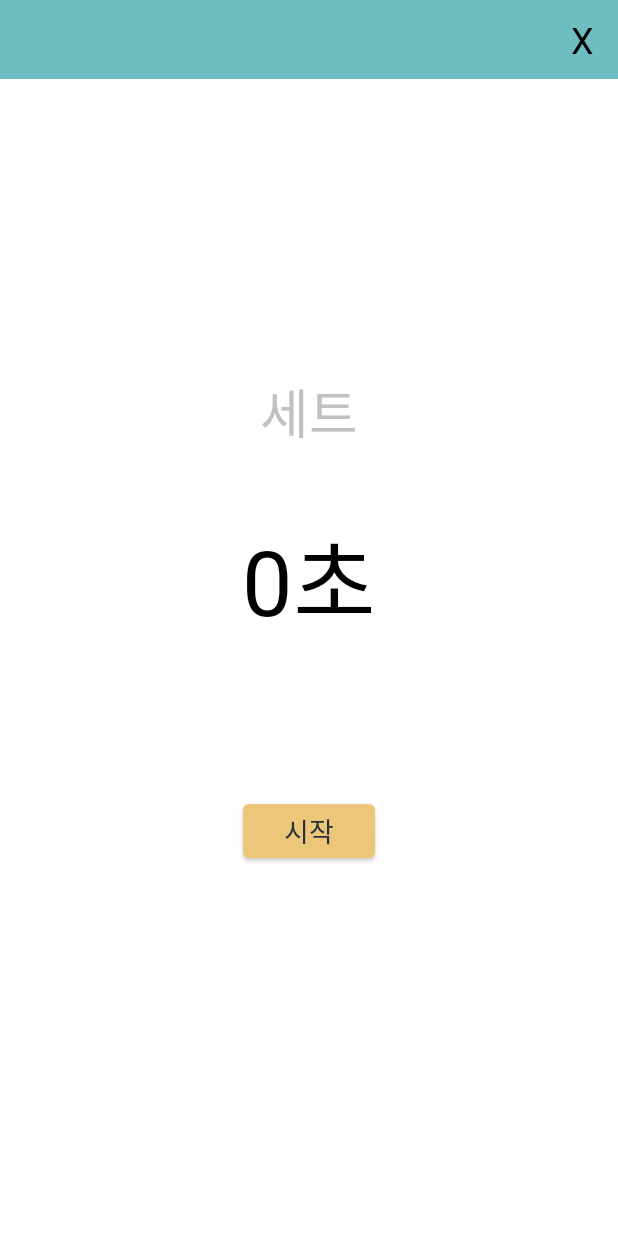
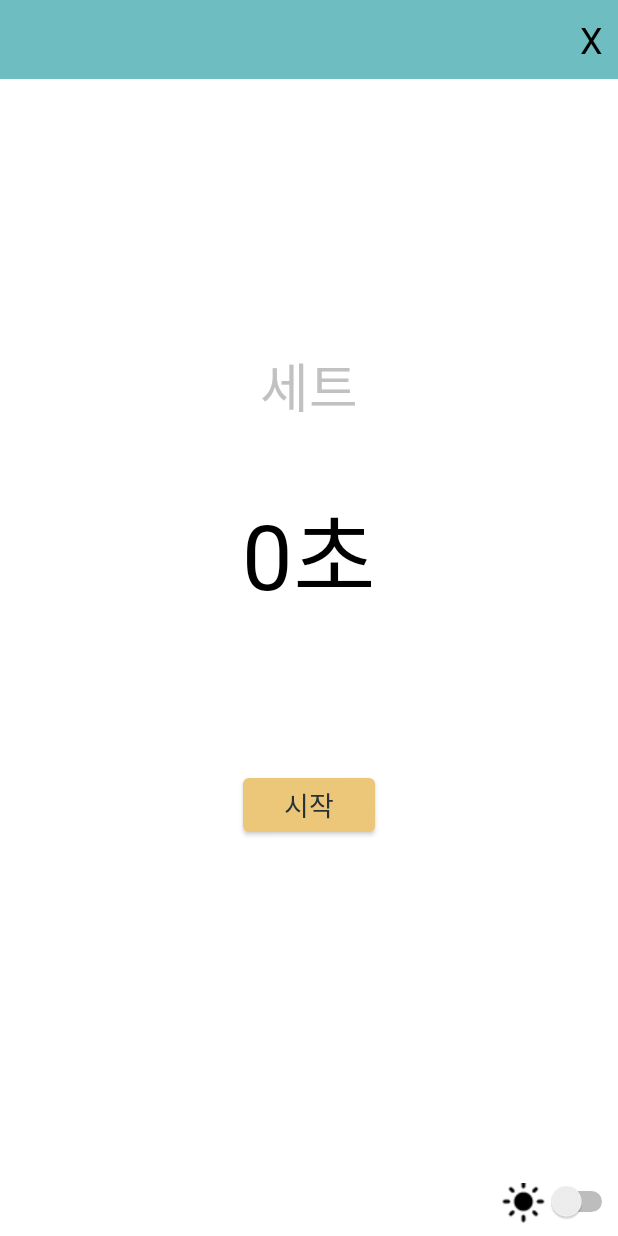
Before and after one commit to ChocoPic/ExTimer, an Android app: the TimerActivity screen opened directly, with no data from a screen before it, on a phone screen of 412 x 824 dp. Run offline under Robolectric (Android 15) with nearby library versions, the phone set to English and light mode, and no system bars; Roboto replaces fonts that are not available here; 2 statements that could not run were skipped.

Commit message:
dark-light mode

```diff
--- a/app/src/main/java/com/tlatla/extimer/TimerActivity.java
+++ b/app/src/main/java/com/tlatla/extimer/TimerActivity.java
@@ -5,11 +5,16 @@ import android.content.SharedPreferences;
 import android.graphics.Color;
 import android.media.AudioManager;
 import android.media.SoundPool;
+import android.os.Build;
 import android.os.Bundle;
 import android.os.CountDownTimer;
 import android.util.Log;
 import android.view.View;
 import android.widget.Button;
+import android.widget.CompoundButton;
+import android.widget.ImageView;
+import android.widget.LinearLayout;
+import android.widget.Switch;
 import android.widget.TextView;
 import android.widget.Toast;
 
@@ -26,6 +31,9 @@ public class TimerActivity extends AppCompatActivity {
     private TextView timeText;
     private Button startBtn;
     private Button listBtn;
+    private Switch DL_switch;
+    private LinearLayout title_layout;
+    private ImageView img;
 
     private SharedPreferences pref;
 
@@ -39,6 +47,8 @@ public class TimerActivity extends AppCompatActivity {
 
     private int time = 0;
     private int SET = 0;
+
+    private LinearLayout ll;
 
     @Override
     public void onCreate(@Nullable Bundle savedInstanceState) {
@@ -55,6 +65,10 @@ public class TimerActivity extends AppCompatActivity {
         timeText = findViewById(R.id.timeText);
         startBtn = findViewById(R.id.startBtn);
         listBtn = findViewById(R.id.listBtn);
+        DL_switch = findViewById(R.id.switch1);
+        ll = findViewById(R.id.backgroud_layout);
+        title_layout = findViewById(R.id.title_layout);
+        img = findViewById(R.id.imageView2);
 
         pref = getSharedPreferences("Pref", MODE_PRIVATE);
         String value = pref.getString("timer", "");
@@ -100,6 +114,31 @@ public class TimerActivity extends AppCompatActivity {
         };
         startBtn.setOnClickListener(btnClick);
         listBtn.setOnClickListener(btnClick);
+
+        DL_switch.setOnCheckedChangeListener(new CompoundButton.OnCheckedChangeListener() {
+            @Override
+            public void onCheckedChanged(CompoundButton buttonView, boolean isChecked) {
+                if (isChecked){
+                    //다크모드
+                    changeBarColor("#366185");
+                    title_layout.setBackgroundColor(Color.parseColor("#366185"));
+                    ll.setBackgroundColor(Color.parseColor("#3A454E"));
+                    timeText.setTextColor(Color.parseColor("#EAEAEA"));
+                    stageText.setTextColor(Color.parseColor("#818181"));
+                    titleText.setTextColor(Color.parseColor("#C1C1C1"));
+                    img.setImageResource(R.drawable.light_white);
+                }else {
+                    //라이트모드
+                    changeBarColor("#6EBEC1");
+                    title_layout.setBackgroundColor(Color.parseColor("#6EBEC1"));
+                    ll.setBackgroundColor(Color.parseColor("#FFFFFF"));
+                    timeText.setTextColor(Color.parseColor("#000000"));
+                    stageText.setTextColor(Color.parseColor("#C1C1C1"));
+                    titleText.setTextColor(Color.parseColor("#000000"));
+                    img.setImageResource(R.drawable.light_black);
+                }
+            }
+        });
     }
 
     public int getTotalTime(){
@@ -135,4 +174,13 @@ public class TimerActivity extends AppCompatActivity {
             startBtn.setText("시작");
         }
     }
+    public void changeBarColor(String color){
+        View view = getWindow().getDecorView();
+        if (Build.VERSION.SDK_INT >= Build.VERSION_CODES.M){
+            if (view!=null){
+                view.setSystemUiVisibility(View.SYSTEM_UI_FLAG_LIGHT_STATUS_BAR);
+                getWindow().setStatusBarColor(Color.parseColor(color));
+            }
+        }
+    }
 }
--- a/app/src/main/res/layout/activity_timer.xml
+++ b/app/src/main/res/layout/activity_timer.xml
@@ -2,6 +2,7 @@
 <LinearLayout xmlns:android="http://schemas.android.com/apk/res/android"
     xmlns:app="http://schemas.android.com/apk/res-auto"
     xmlns:tools="http://schemas.android.com/tools"
+    android:id="@+id/backgroud_layout"
     android:layout_width="match_parent"
     android:layout_height="match_parent"
     android:gravity="center_horizontal"
@@ -9,6 +10,7 @@
     tools:context=".TimerActivity">
 
     <LinearLayout
+        android:id="@+id/title_layout"
         android:layout_width="match_parent"
         android:layout_height="wrap_content"
         android:background="#6EBEC1"
@@ -19,8 +21,8 @@
             android:layout_width="wrap_content"
             android:layout_height="wrap_content"
             android:layout_gravity="left|center_vertical"
-            android:layout_marginStart="10dp"
-            android:layout_marginLeft="10dp"
+            android:layout_marginStart="15dp"
+            android:layout_marginLeft="15dp"
             android:layout_marginTop="10dp"
             android:layout_marginBottom="10dp"
             android:layout_weight="1"
@@ -36,6 +38,7 @@
             android:layout_gravity="right|top"
             android:background="#00FFFFFF"
             android:gravity="right|center_vertical"
+            android:paddingRight="10dp"
             android:text="X"
             android:textAppearance="@style/customfontstyle"
             android:textColor="#000000"
@@ -47,7 +50,8 @@
 
     <LinearLayout
         android:layout_width="match_parent"
-        android:layout_height="match_parent"
+        android:layout_height="0dp"
+        android:layout_weight="1"
         android:gravity="center"
         android:orientation="vertical">
 
@@ -91,5 +95,26 @@
             app:backgroundTint="#EDC779" />
     </LinearLayout>
 
+    <LinearLayout
+        android:layout_width="match_parent"
+        android:layout_height="wrap_content"
+        android:gravity="right|center_vertical"
+        android:orientation="horizontal">
+
+        <ImageView
+            android:id="@+id/imageView2"
+            android:layout_width="30dp"
+            android:layout_height="30dp"
+            android:layout_marginBottom="5dp"
+            app:srcCompat="@drawable/light_black" />
+
+        <Switch
+            android:id="@+id/switch1"
+            android:layout_width="wrap_content"
+            android:layout_height="wrap_content"
+            android:layout_marginBottom="5dp" />
+
+    </LinearLayout>
+
 
 </LinearLayout>
```
Also changed, not shown: app/src/main/res/drawable/light_black.png (added), app/src/main/res/drawable/light_white.png (added).
